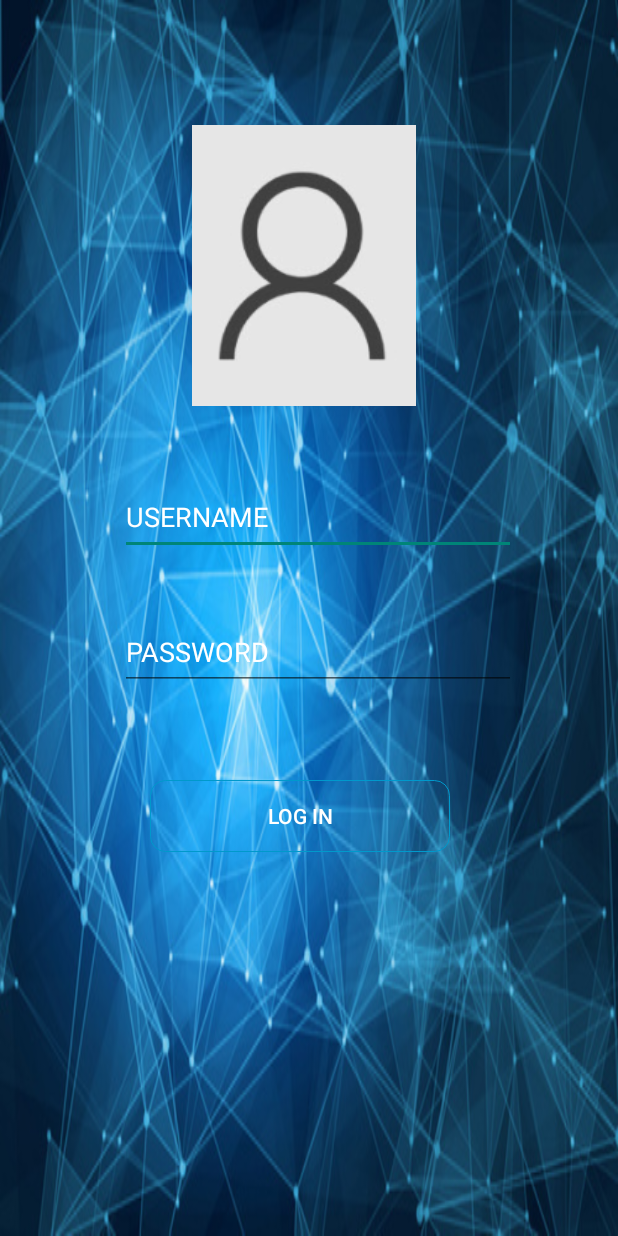
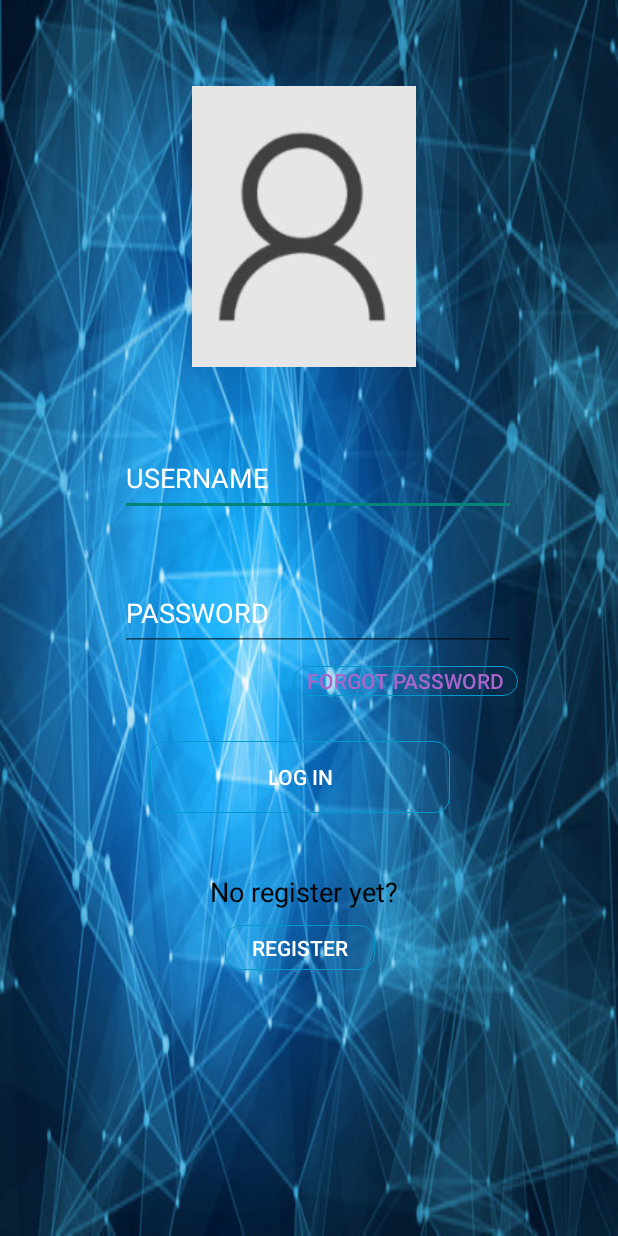
Before and after one commit to junjielyu13/FOODTIP, an Android app: the layout activity_login.xml on its own in the app's theme, with its tools: preview values and no code run, on a phone screen of 412 x 824 dp. Run offline under Robolectric (Android 15) with nearby library versions, the phone set to English and light mode, and no system bars.

Commit message:
login interface done

```diff
--- a/FOODTIPAPP/app/src/main/res/layout/activity_login.xml
+++ b/FOODTIPAPP/app/src/main/res/layout/activity_login.xml
@@ -58,16 +58,48 @@
             android:textColor="@android:color/white"
             android:textColorHint="@android:color/white"
             android:autofillHints="password" />
-
+        <Button
+            android:id="@+id/forgotPasswordButton"
+            android:layout_width="150dp"
+            android:layout_height="20dp"
+            android:layout_marginStart="195dp"
+            android:layout_marginTop="10dp"
+            android:background="@drawable/button_login_style"
+            android:onClick="ForgotPassword"
+            android:text="@string/forgotPassword"
+            android:textColor="@android:color/holo_purple" />
         <Button
             android:id="@+id/loginButton"
             android:layout_width="200dp"
             android:layout_height="48dp"
             android:layout_marginStart="100dp"
-            android:layout_marginTop="60dp"
+            android:layout_marginTop="30dp"
             android:background="@drawable/button_login_style"
             android:onClick="Login"
             android:text="@string/Login"
+            android:textColor="@android:color/white" />
+
+        <TextView
+            android:id="@+id/forgotPasswordTextView"
+            android:layout_width="wrap_content"
+            android:layout_height="wrap_content"
+            android:layout_marginStart="140dp"
+            android:layout_marginTop="40dp"
+            android:text="@string/noRegisterTextView"
+            android:textSize="18sp"
+            android:textColor="@android:color/black"
+            android:shadowColor="@color/black"
+            tools:layout_editor_absoluteX="166dp"
+            tools:layout_editor_absoluteY="599dp" />
+        <Button
+            android:id="@+id/RegisterButton"
+            android:layout_width="100dp"
+            android:layout_height="30dp"
+            android:layout_marginStart="150dp"
+            android:layout_marginTop="10dp"
+            android:background="@drawable/button_login_style"
+            android:onClick="Register"
+            android:text="@string/RegisterButtonText"
             android:textColor="@android:color/white" />
 
     </LinearLayout>
--- a/FOODTIPAPP/app/src/main/res/values/strings.xml
+++ b/FOODTIPAPP/app/src/main/res/values/strings.xml
@@ -4,4 +4,7 @@
     <string name="Username">USERNAME</string>
     <string name="Password">PASSWORD</string>
     <string name="Login">LOG IN</string>
+    <string name="noRegisterTextView">No register yet?</string>
+    <string name="RegisterButtonText">REGISTER</string>
+    <string name="forgotPassword">FORGOT PASSWORD</string>
 </resources>
```
